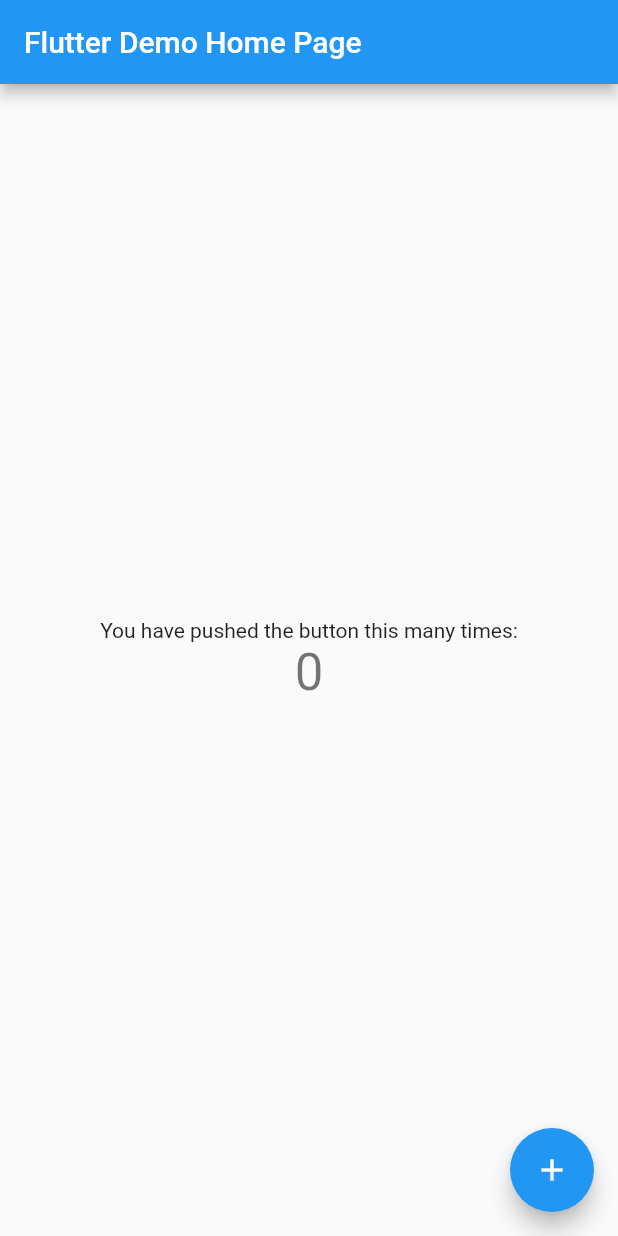
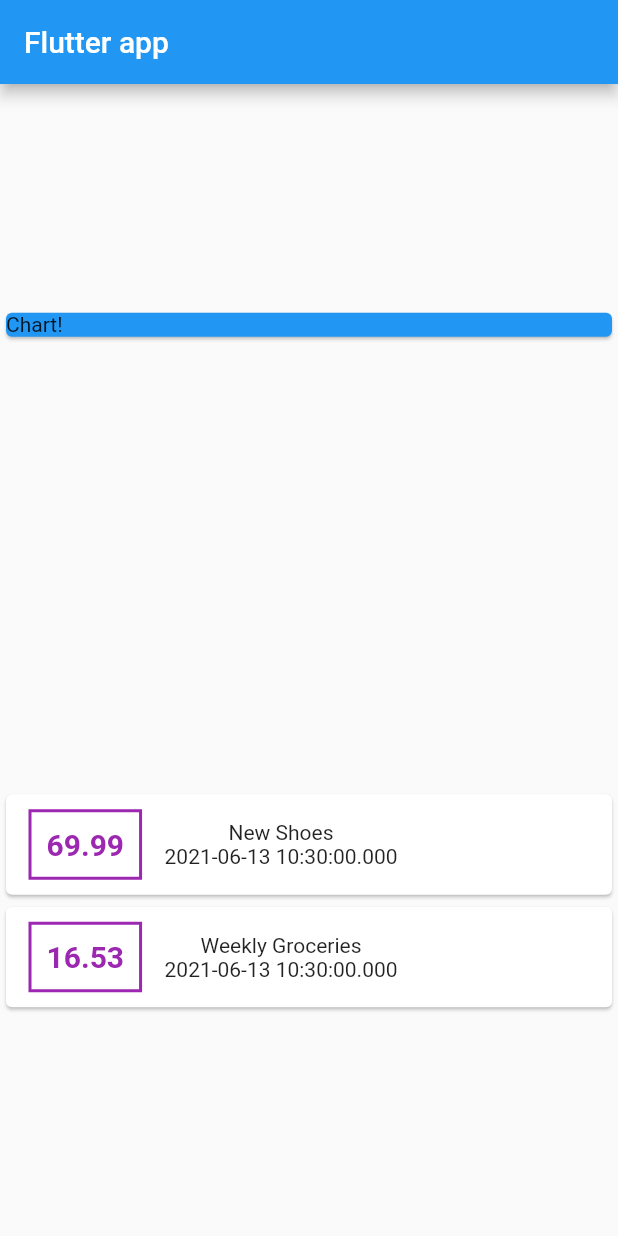
Before and after one commit to LeftTwixWand/PersonalExpences, a Flutter app: the screen it shows after launch, on a phone screen of 412 x 824 dp. Run offline on Flutter 3.47's test engine with Material 2 defaults, Android fonts, the phone set to English and light mode, and no system bars.

Commit message:
Add basic transactions output

```diff
--- a/lib/main.dart
+++ b/lib/main.dart
@@ -1,113 +1,76 @@
 import 'package:flutter/material.dart';
+import './transaction.dart';
 
-void main() {
-  runApp(MyApp());
-}
+void main() => runApp(MyApp());
 
 class MyApp extends StatelessWidget {
   // This widget is the root of your application.
   @override
   Widget build(BuildContext context) {
     return MaterialApp(
-      title: 'Flutter Demo',
-      theme: ThemeData(
-        // This is the theme of your application.
-        //
-        // Try running your application with "flutter run". You'll see the
-        // application has a blue toolbar. Then, without quitting the app, try
-        // changing the primarySwatch below to Colors.green and then invoke
-        // "hot reload" (press "r" in the console where you ran "flutter run",
-        // or simply save your changes to "hot reload" in a Flutter IDE).
-        // Notice that the counter didn't reset back to zero; the application
-        // is not restarted.
-        primarySwatch: Colors.blue,
-      ),
-      home: MyHomePage(title: 'Flutter Demo Home Page'),
+      title: 'Flutter App1',
+      home: MyHomePage(),
     );
   }
 }
 
-class MyHomePage extends StatefulWidget {
-  MyHomePage({Key? key, required this.title}) : super(key: key);
-
-  // This widget is the home page of your application. It is stateful, meaning
-  // that it has a State object (defined below) that contains fields that affect
-  // how it looks.
-
-  // This class is the configuration for the state. It holds the values (in this
-  // case the title) provided by the parent (in this case the App widget) and
-  // used by the build method of the State. Fields in a Widget subclass are
-  // always marked "final".
-
-  final String title;
+class MyHomePage extends StatelessWidget {
+  final List<Transaction> transactions = [
+    Transaction('t1', 'New Shoes', 69.99, DateTime.now()),
+    Transaction('t2', 'Weekly Groceries', 16.53, DateTime.now()),
+  ];
 
   @override
-  _MyHomePageState createState() => _MyHomePageState();
-}
-
-class _MyHomePageState extends State<MyHomePage> {
-  int _counter = 0;
-
-  void _incrementCounter() {
-    setState(() {
-      // This call to setState tells the Flutter framework that something has
-      // changed in this State, which causes it to rerun the build method below
-      // so that the display can reflect the updated values. If we changed
-      // _counter without calling setState(), then the build method would not be
-      // called again, and so nothing would appear to happen.
-      _counter++;
-    });
-  }
-
-  @override
-  Widget build(BuildContext context) {
-    // This method is rerun every time setState is called, for instance as done
-    // by the _incrementCounter method above.
-    //
-    // The Flutter framework has been optimized to make rerunning build methods
-    // fast, so that you can just rebuild anything that needs updating rather
-    // than having to individually change instances of widgets.
-    return Scaffold(
+  Widget build(BuildContext context) => Scaffold(
         appBar: AppBar(
-        // Here we take the value from the MyHomePage object that was created by
-        // the App.build method, and use it to set our appbar title.
-        title: Text(widget.title),
+          title: Text('Flutter app'),
         ),
-      body: Center(
-        // Center is a layout widget. It takes a single child and positions it
-        // in the middle of the parent.
-        child: Column(
-          // Column is also a layout widget. It takes a list of children and
-          // arranges them vertically. By default, it sizes itself to fit its
-          // children horizontally, and tries to be as tall as its parent.
-          //
-          // Invoke "debug painting" (press "p" in the console, choose the
-          // "Toggle Debug Paint" action from the Flutter Inspector in Android
-          // Studio, or the "Toggle Debug Paint" command in Visual Studio Code)
-          // to see the wireframe for each widget.
-          //
-          // Column has various properties to control how it sizes itself and
-          // how it positions its children. Here we use mainAxisAlignment to
-          // center the children vertically; the main axis here is the vertical
-          // axis because Columns are vertical (the cross axis would be
-          // horizontal).
-          mainAxisAlignment: MainAxisAlignment.center,
+        body: Column(
+            crossAxisAlignment: CrossAxisAlignment.stretch,
+            mainAxisAlignment: MainAxisAlignment.spaceAround,
             children: <Widget>[
-            Text(
-              'You have pushed the button this many times:',
+              Container(
+                width: double.infinity,
+                child: Card(
+                  color: Colors.blue,
+                  child: Text('Chart!'),
                 ),
-            Text(
-              '$_counter',
-              style: Theme.of(context).textTheme.headline4,
               ),
+              Column(
+                children: transactions
+                    .map(
+                      (transaction) => Card(
+                        child: Row(
+                          children: <Widget>[
+                            Container(
+                              padding: EdgeInsets.all(10),
+                              margin: EdgeInsets.symmetric(
+                                  vertical: 10, horizontal: 15),
+                              decoration: BoxDecoration(
+                                border:
+                                    Border.all(color: Colors.purple, width: 2),
+                              ),
+                              child: Text(
+                                transaction.amount.toString(),
+                                style: TextStyle(
+                                  fontWeight: FontWeight.bold,
+                                  fontSize: 20,
+                                  color: Colors.purple,
+                                ),
+                              ),
+                            ),
+                            Column(
+                              children: <Widget>[
+                                Text(transaction.title),
+                                Text(transaction.date.toString()),
+                              ],
+                            )
                           ],
                         ),
                       ),
-      floatingActionButton: FloatingActionButton(
-        onPressed: _incrementCounter,
-        tooltip: 'Increment',
-        child: Icon(Icons.add),
-      ), // This trailing comma makes auto-formatting nicer for build methods.
+                    )
+                    .toList(),
+              ),
+            ]),
       );
 }
-}
--- /dev/null
+++ b/lib/transaction.dart
@@ -0,0 +1,15 @@
+import 'package:flutter/cupertino.dart';
+
+class Transaction {
+  final String id;
+  final String title;
+  final double amount;
+  final DateTime date;
+
+  Transaction(
+    this.id,
+    this.title,
+    this.amount,
+    this.date,
+  );
+}
```
Lines whose indentation alone changed are shown as unchanged.
